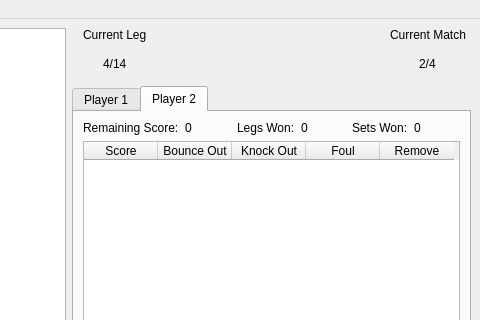
Above: dartboard/views/Scorer.ui from Jedimaster4559/CS499-DartBoard before the change; both pictures show x 243 to 723 and y 0 to 320 of the 723 by 527 pixel window. Below: the same form after it.
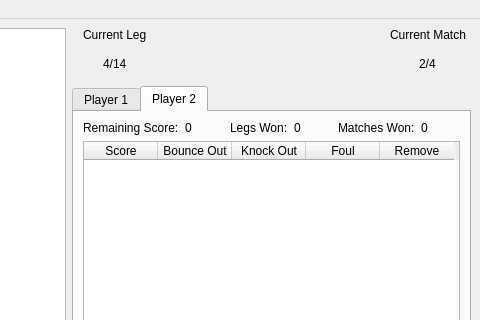
That is the form after the change. The open tabs and pages were chosen to show the change. Custom widgets are drawn as their Qt base class.

Commit message:
Added score, leg wins, and match wins to scorer tabs
Need assistance getting the correct current leg and set from the API. It seems that its currently returning 1 everytime

The edit to the form file:
```diff
--- a/dartboard/views/Scorer.ui
+++ b/dartboard/views/Scorer.ui
@@ -151,7 +151,7 @@
         <item row="1" column="4">
          <widget class="QLabel" name="label_13">
           <property name="text">
-           <string>Sets Won:</string>
+           <string>Matches Won:</string>
           </property>
          </widget>
         </item>
```
Left out of the diff: 12 changed lines with no effect on the pictures. The commit also changes 2 other files.
